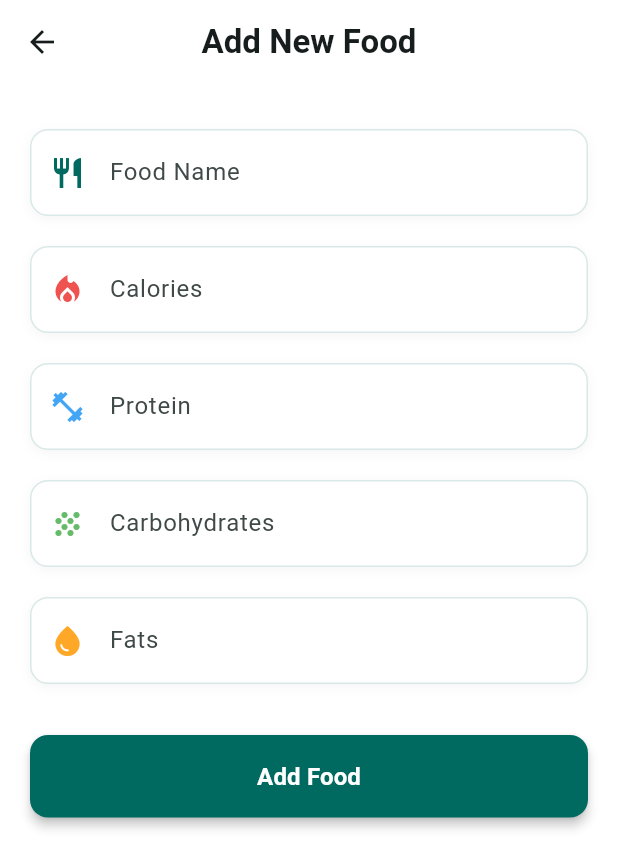
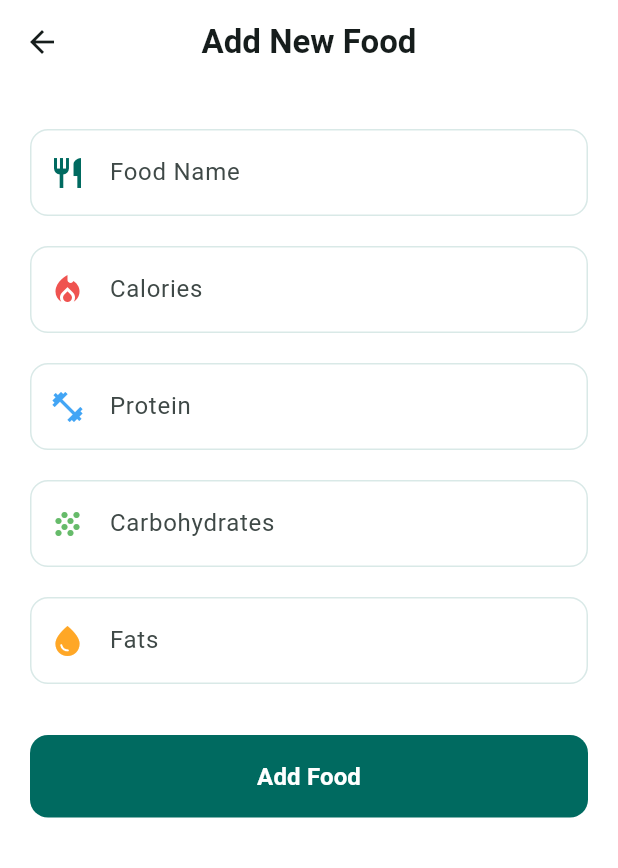
Before and after one commit to mouadfhm/Fitness-Tracker-Front, a Flutter app: the NewFoodScreen screen opened directly, on a phone screen of 412 x 824 dp. Shown: the top 868 px of the screen. Run offline on Flutter 3.47's test engine with Material 3 defaults, Android fonts, the phone set to English and light mode, and no system bars; our stand-ins replace file_picker, firebase_core, firebase_messaging, fl_chart, flutter_dotenv, flutter_local_notifications and 5 more; missing offline and left inert: barcode_scan2, dart:html; accounts and stored records are empty; network calls fail.

Commit message:
Remove shadows and glows across the app
Drops every BoxShadow (nav bar, selected tab circle, calendar day,
workout and food screens) and sets card, FAB and button elevation to 0,
so the UI is flat with borders doing the separating.

Co-Authored-By: Claude Opus 5.5 (1M context) <noreply@anthropic.com>
Claude-Session: https://claude.ai/code/session_015CT2FiYrg5UfkgGPnbnhaV

```diff
--- a/lib/screens/foods_screen.dart
+++ b/lib/screens/foods_screen.dart
@@ -511,7 +511,7 @@ class _FoodsScreenState extends State<FoodsScreen>
             onPressed: _goToNewFood,
             backgroundColor: colorScheme.primary,
             foregroundColor: colorScheme.onPrimary,
-            elevation: 4,
+            elevation: 0,
             icon: const Icon(Icons.add),
             label: const Text('New food'),
           ),
@@ -688,7 +688,7 @@ class _FoodsScreenState extends State<FoodsScreen>
                   borderRadius: BorderRadius.circular(12),
                 ),
                 padding: const EdgeInsets.symmetric(vertical: 12),
-                elevation: 2,
+                elevation: 0,
               ),
               child: Semantics(
                 label: 'Scan a barcode',
--- a/lib/screens/new_food_screen.dart
+++ b/lib/screens/new_food_screen.dart
@@ -76,13 +76,6 @@ class _NewFoodScreenState extends State<NewFoodScreen> {
         borderRadius: BorderRadius.circular(12),
         border:
             Border.all(color: colorScheme.primary.withValues(alpha: 0.15)),
-        boxShadow: [
-          BoxShadow(
-            color: Colors.black.withValues(alpha: 0.04),
-            blurRadius: 6,
-            offset: const Offset(0, 2),
-          ),
-        ],
       ),
       child: TextFormField(
         controller: controller,
@@ -154,13 +147,6 @@ class _NewFoodScreenState extends State<NewFoodScreen> {
                       borderRadius: BorderRadius.circular(12),
                       border: Border.all(
                           color: colorScheme.primary.withValues(alpha: 0.15)),
-                      boxShadow: [
-                        BoxShadow(
-                          color: Colors.black.withValues(alpha: 0.04),
-                          blurRadius: 6,
-                          offset: const Offset(0, 2),
-                        ),
-                      ],
                     ),
                     child: TextFormField(
                       controller: _nameController,
@@ -253,7 +239,7 @@ class _NewFoodScreenState extends State<NewFoodScreen> {
                       shape: RoundedRectangleBorder(
                         borderRadius: BorderRadius.circular(12),
                       ),
-                      elevation: 3,
+                      elevation: 0,
                     ),
                     child: _isLoading
                         ? SizedBox(
--- a/lib/screens/progress_screen.dart
+++ b/lib/screens/progress_screen.dart
@@ -400,7 +400,7 @@ class _ProgressScreenState extends State<ProgressScreen> {
                   borderRadius: BorderRadius.circular(8),
                 ),
                 padding: const EdgeInsets.symmetric(vertical: 12),
-                elevation: 2,
+                elevation: 0,
               ),
               onPressed: _addProgress,
               child: const Text(
--- a/lib/screens/workout/saved_workout_cycles_screen.dart
+++ b/lib/screens/workout/saved_workout_cycles_screen.dart
@@ -481,7 +481,7 @@ class _SavedWorkoutCyclesScreenState extends State<SavedWorkoutCyclesScreen> {
                 return SizedBox(
                   width: 220,
                   child: Card(
-                    elevation: 1,
+                    elevation: 0,
                     color: colorScheme.primary.withValues(alpha: 0.06),
                     shape: RoundedRectangleBorder(
                       borderRadius: BorderRadius.circular(14),
```
Also changed, not shown: lib/screens/meal_detail_screen.dart (+0 -14 lines), lib/screens/widgets/bottom_nav_bar.dart (+0 -14 lines), lib/screens/workout/edit_workout_screen.dart (+0 -7 lines), lib/screens/workout/new_workout_cycle_screen.dart (+0 -14 lines), lib/screens/workout/new_workout_screen.dart (+0 -7 lines), lib/screens/workout/workout_calendar_screen.dart (+0 -9 lines), lib/screens/workout_details_screen.dart (+0 -14 lines), lib/utils/app_theme.dart (+13 -16 lines).
